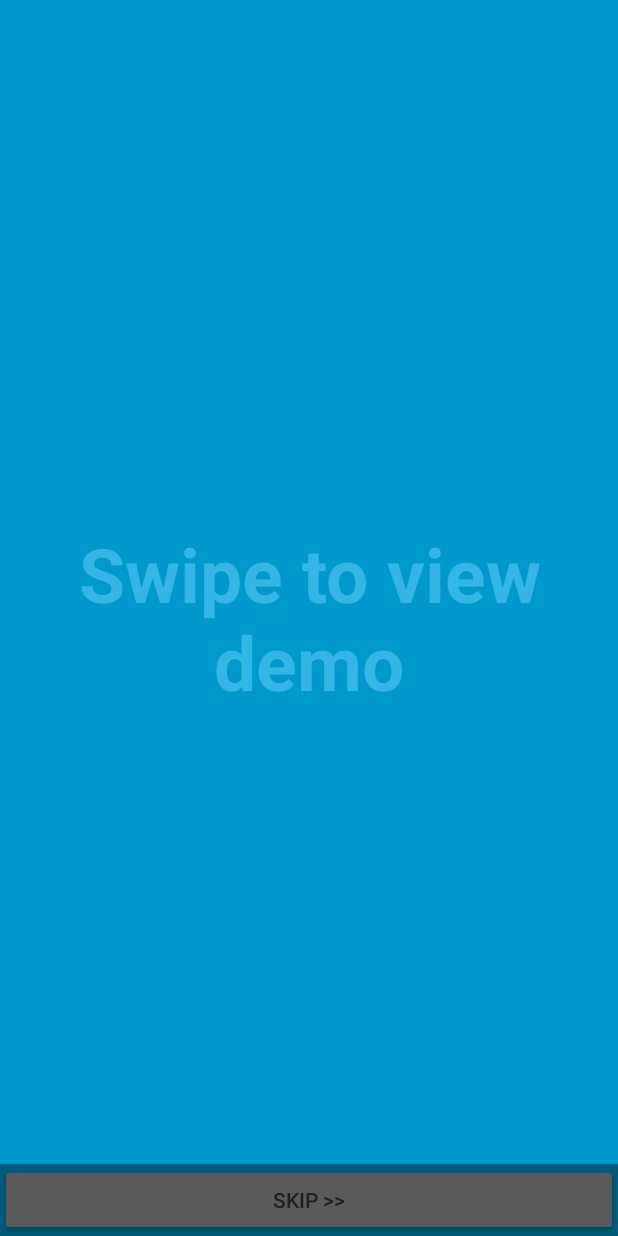
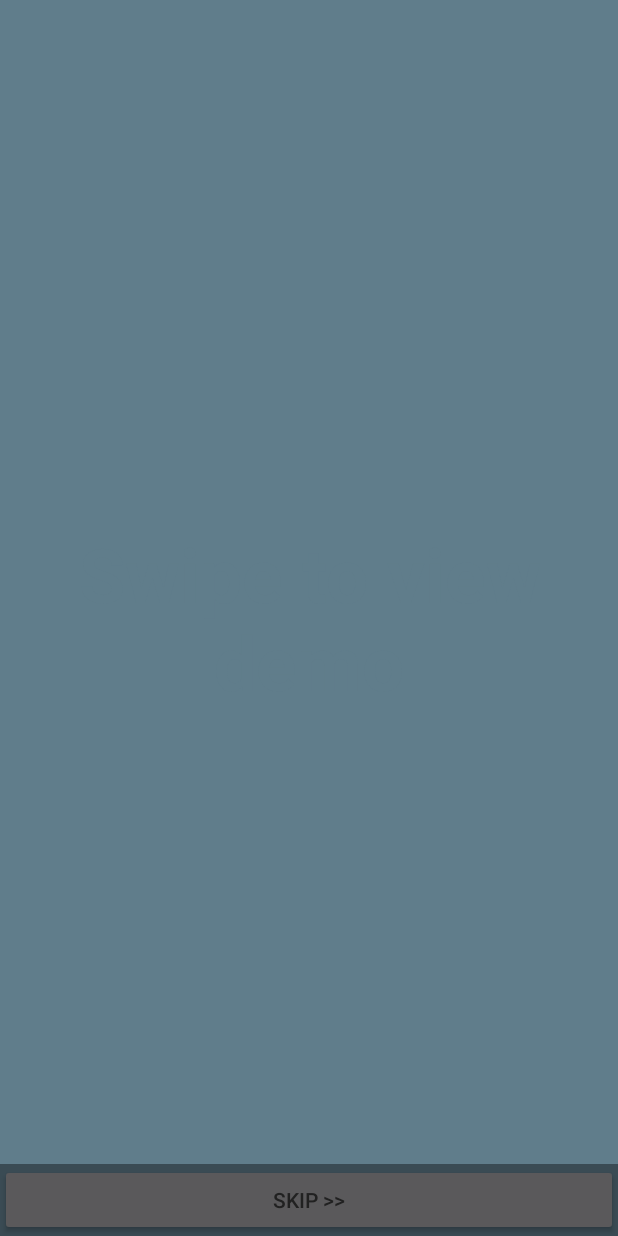
Before and after one commit to palaniramkumar/ExpenseManager, an Android app: the layout activity_demo.xml on its own in the app's theme, with its tools: preview values and no code run, on a phone screen of 412 x 824 dp. Run offline under Robolectric (Android 15) with nearby library versions, the phone set to English and light mode, and no system bars.

Commit message:
demo ui fix

```diff
--- a/app/src/main/res/layout/activity_demo.xml
+++ b/app/src/main/res/layout/activity_demo.xml
@@ -1,13 +1,13 @@
 <FrameLayout xmlns:android="http://schemas.android.com/apk/res/android"
     xmlns:tools="http://schemas.android.com/tools" android:layout_width="match_parent"
-    android:layout_height="match_parent" android:background="#0099cc"
+    android:layout_height="match_parent" android:background="@color/myPrimaryColor"
     tools:context="com.reader.ramkumar.expensemanager.demo">
 
     <!-- The primary full-screen view. This can be replaced with whatever view
          is needed to present your content, e.g. VideoView, SurfaceView,
          TextureView, etc. -->
     <TextView android:id="@+id/fullscreen_content" android:layout_width="match_parent"
-        android:layout_height="match_parent" android:keepScreenOn="true" android:textColor="#33b5e5"
+        android:layout_height="match_parent" android:keepScreenOn="true" android:textColor="@color/myPrimaryColor"
         android:textStyle="bold" android:textSize="50sp" android:gravity="center"
         android:text="@string/demo_content" />
     <android.support.v4.view.ViewPager xmlns:android="http://schemas.android.com/apk/res/android"
```
Also changed, not shown: app/src/main/AndroidManifest.xml (+9 -8 lines), app/src/main/java/com/reader/ramkumar/expensemanager/MainActivity.java (+0 -17 lines), app/src/main/java/com/reader/ramkumar/expensemanager/demo.java (+36 -0 lines).
